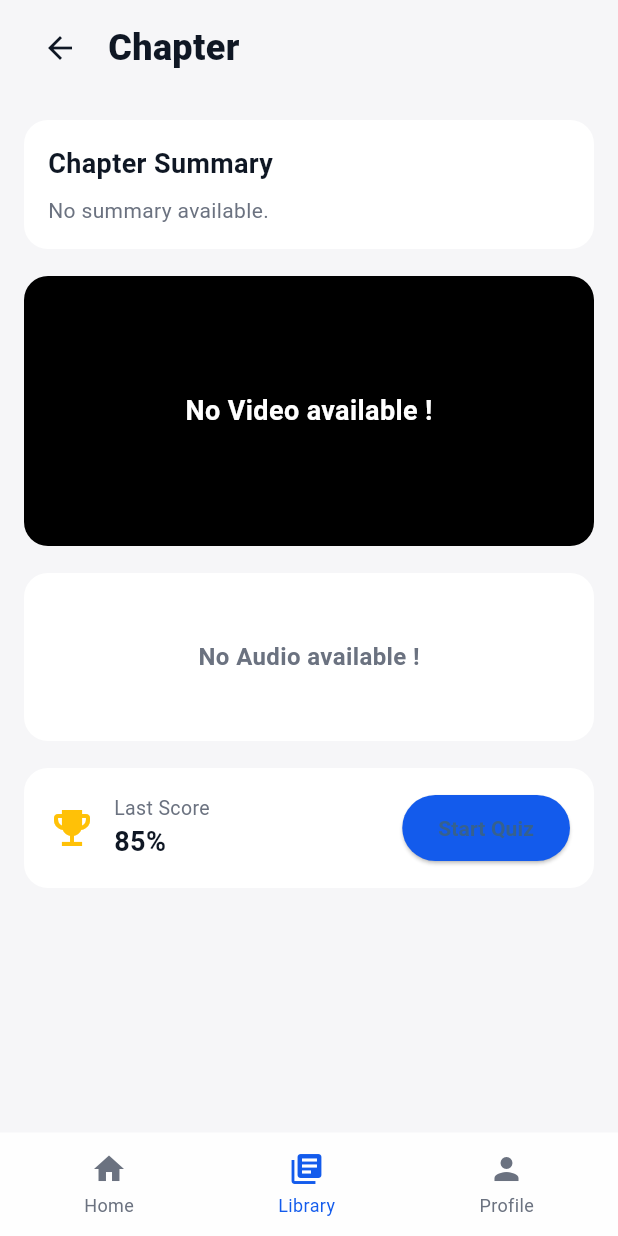
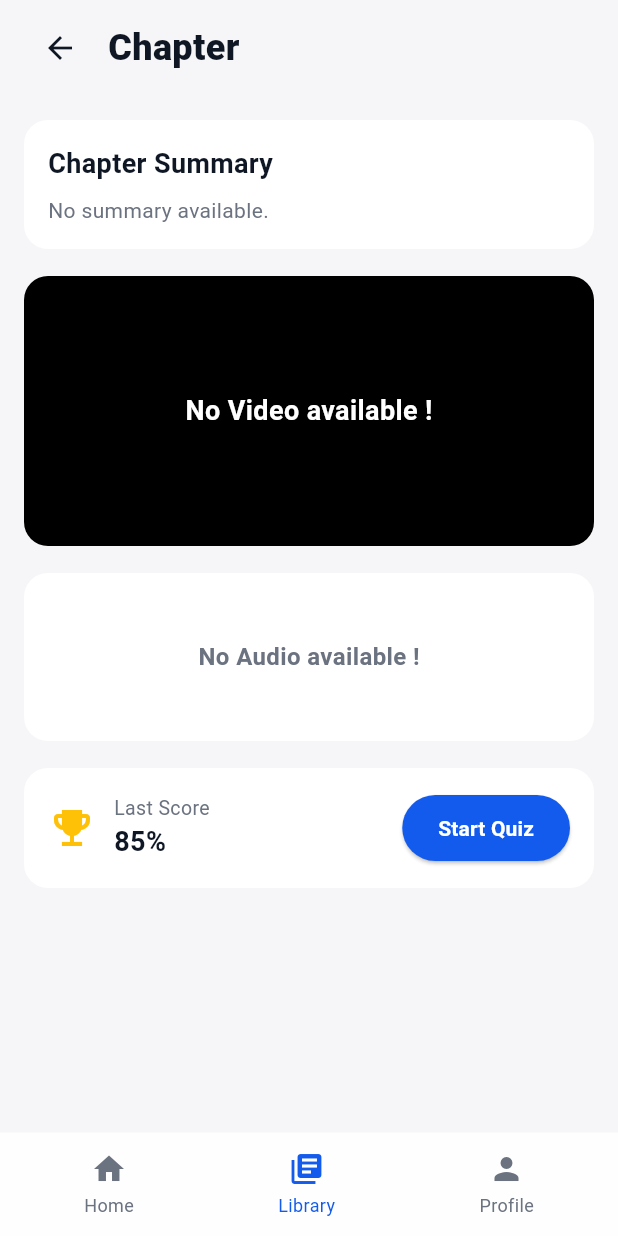
Before and after one commit to akhils-git/edi-app, a Flutter app: the ChapterHomeScreen screen opened directly with empty values, on a phone screen of 412 x 824 dp. Run offline on Flutter 3.47's test engine with Material 3 defaults, Android fonts, the phone set to English and light mode, and no system bars; our stand-ins replace video_player.

Commit message:
button text change

```diff
--- a/lib/constants.dart
+++ b/lib/constants.dart
@@ -1,2 +1,3 @@
 /// API base URL for backend requests
-const String apiBaseUrl = 'http://localhost:3010/';
+// const String apiBaseUrl = 'http://localhost:3010/';
+const String apiBaseUrl = 'https://vps-24bb0d6f.vps.ovh.ca:5031/';
--- a/lib/screens/chapter_home.dart
+++ b/lib/screens/chapter_home.dart
@@ -414,7 +414,10 @@ class _ChapterHomeScreenState extends State<ChapterHomeScreen> {
                                   horizontal: 24, vertical: 12)),
                           onPressed: () {},
                           child: Text('Start Quiz',
-                              style: TextStyle(fontWeight: FontWeight.bold)),
+                              style: TextStyle(
+                                fontWeight: FontWeight.bold,
+                                color: Colors.white,
+                              )),
                         )
                       ],
                     ),
```
